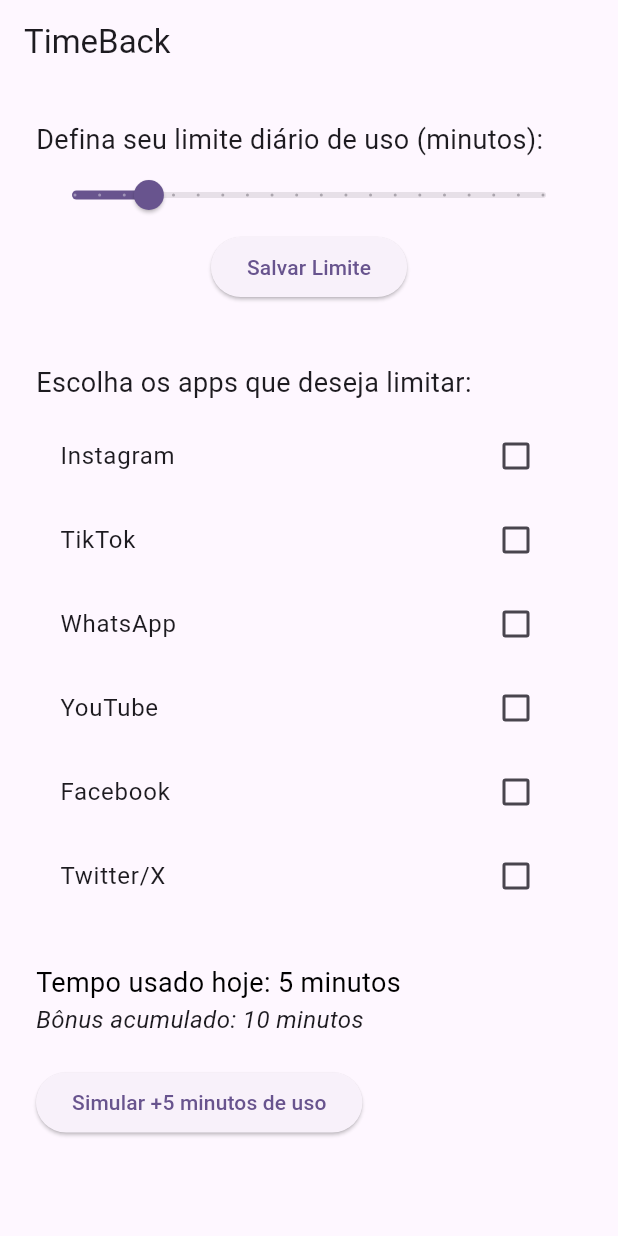
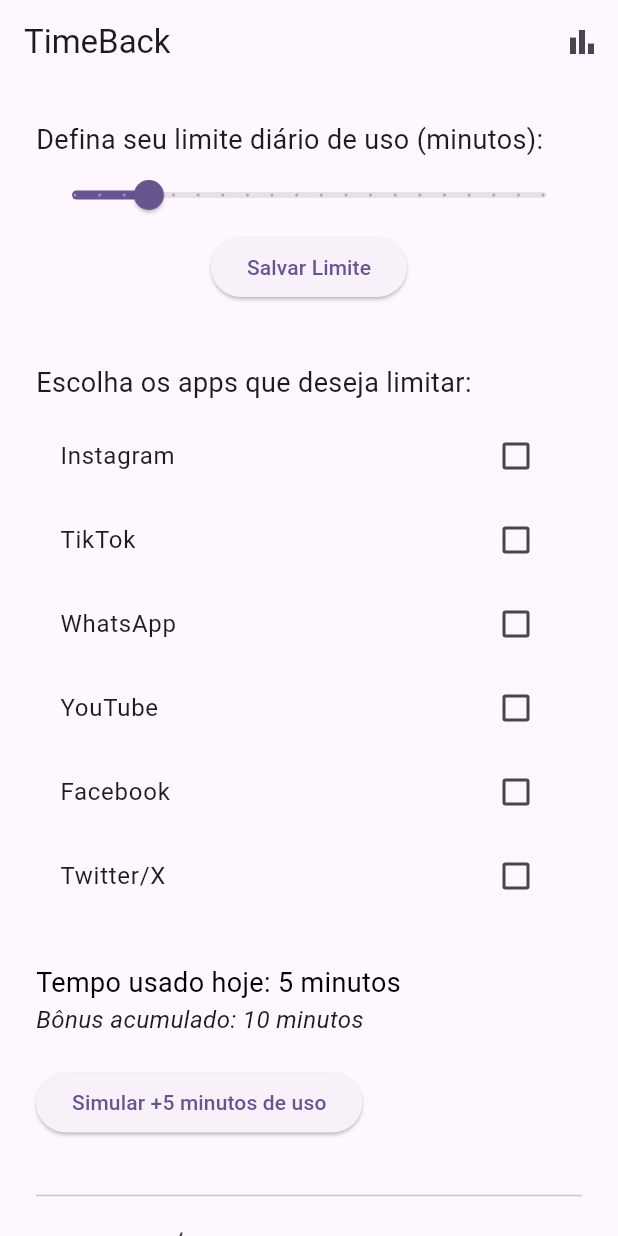
Before and after one commit to renatoprovi/timebackapp, a Flutter app: the screen it shows after launch, after a tap on "Modo Pago (pague para continuar)", after a tap on "Continuar", after a tap on "Simular +5 minutos de uso", on a phone screen of 412 x 824 dp. Run offline on Flutter 3.47's test engine with Material 3 defaults, Android fonts, the phone set to English and light mode, and no system bars; our stand-ins replace shared_preferences.

Commit message:
adicionar simulação

```diff
--- a/lib/screens/home_screen.dart
+++ b/lib/screens/home_screen.dart
@@ -2,6 +2,9 @@
 import 'package:shared_preferences/shared_preferences.dart';
 import '../models/modo_bloqueio.dart';
 import 'penalty_screen.dart';
+import '../utils/historico_storage.dart';
+import 'historico_screen.dart';
+import 'simulador_screen.dart'; // << NOVO
 
 class HomeScreen extends StatefulWidget {
   const HomeScreen({super.key});
@@ -13,7 +16,7 @@
 class _HomeScreenState extends State<HomeScreen> {
   int dailyLimit = 60;
   int usedMinutes = 0;
-  int bonusMinutes = 0; // bônus acumulado
+  int bonusMinutes = 0;
   bool isLoading = true;
 
   final List<String> popularApps = [
@@ -70,6 +73,7 @@
       usedMinutes += 5;
     });
     _saveUsedMinutes();
+    HistoricoStorage.salvarUsoHoje(usedMinutes);
   }
 
   Future<String?> _getModoBloqueio() async {
@@ -77,7 +81,6 @@
     return prefs.getString('modoBloqueio');
   }
 
-  // Verifica se o dia mudou para resetar uso e aplicar bônus
   Future<void> _checkDailyReset() async {
     final prefs = await SharedPreferences.getInstance();
     final lastDateString = prefs.getString('lastUsageDate');
@@ -85,14 +88,12 @@
     final todayString = '${now.year}-${now.month}-${now.day}';
 
     if (lastDateString != todayString) {
-      // Se ontem não ultrapassou o limite, dá bônus de 10 minutos
       final yesterdayExceeded = prefs.getBool('yesterdayExceeded') ?? false;
       if (!yesterdayExceeded) {
         bonusMinutes += 10;
         await _saveBonusMinutes();
       }
       await prefs.setBool('yesterdayExceeded', usedMinutes >= dailyLimit);
-      // Reseta usado para 0 no novo dia
       usedMinutes = 0;
       await _saveUsedMinutes();
       await prefs.setString('lastUsageDate', todayString);
@@ -124,7 +125,6 @@
                   int extraTime = 30;
                   int currentLimit = prefs.getInt('dailyLimit') ?? 60;
                   await prefs.setInt('dailyLimit', currentLimit + extraTime);
-                  // Após pagar, também zera o uso e bônus
                   usedMinutes = 0;
                   bonusMinutes = 0;
                   await _saveUsedMinutes();
@@ -134,14 +134,11 @@
             ),
           );
         } else {
-          // Modo Força de Vontade: bloqueia sem alternativa
           showDialog(
             context: context,
             builder: (_) => AlertDialog(
               title: const Text('Limite Excedido'),
-              content: const Text(
-                'Você excedeu seu tempo diário.\nVolte amanhã!',
-              ),
+              content: const Text('Você excedeu seu tempo diário.\nVolte amanhã!'),
               actions: [
                 TextButton(
                   onPressed: () => Navigator.of(context).pop(),
@@ -157,6 +154,17 @@
     return Scaffold(
       appBar: AppBar(
         title: const Text('TimeBack'),
+        actions: [
+          IconButton(
+            icon: const Icon(Icons.bar_chart),
+            tooltip: 'Histórico',
+            onPressed: () {
+              Navigator.of(context).push(
+                MaterialPageRoute(builder: (_) => const HistoricoScreen()),
+              );
+            },
+          ),
+        ],
       ),
       body: SingleChildScrollView(
         padding: const EdgeInsets.all(24.0),
@@ -185,8 +193,7 @@
                   await _saveDailyLimit();
                   ScaffoldMessenger.of(context).showSnackBar(
                     SnackBar(
-                      content:
-                          Text('Limite diário salvo: $dailyLimit minutos'),
+                      content: Text('Limite diário salvo: $dailyLimit minutos'),
                     ),
                   );
                 },
@@ -233,6 +240,21 @@
               onPressed: _incrementUsedMinutes,
               child: const Text('Simular +5 minutos de uso'),
             ),
+            const SizedBox(height: 30),
+            Divider(),
+            Center(
+              child: TextButton(
+                onPressed: () {
+                  Navigator.of(context).push(
+                    MaterialPageRoute(builder: (_) => const SimuladorScreen()),
+                  );
+                },
+                child: const Text(
+                  '🔬 Acessar Simulador de TCC',
+                  style: TextStyle(decoration: TextDecoration.underline),
+                ),
+              ),
+            ),
           ],
         ),
       ),
--- /dev/null
+++ b/lib/utils/historico_storage.dart
@@ -0,0 +1,36 @@
+// lib/utils/historico_storage.dart
+import 'package:shared_preferences/shared_preferences.dart';
+import 'dart:convert';
+
+class HistoricoStorage {
+  static const _key = 'historico_uso';
+
+  static Future<Map<String, int>> carregarHistorico() async {
+    final prefs = await SharedPreferences.getInstance();
+    final jsonString = prefs.getString(_key);
+    if (jsonString == null) return {};
+    final Map<String, dynamic> decoded = json.decode(jsonString);
+    return decoded.map((k, v) => MapEntry(k, v as int));
+  }
+
+  static Future<void> salvarUsoHoje(int minutos) async {
+    final prefs = await SharedPreferences.getInstance();
+    final historico = await carregarHistorico();
+
+    final hoje = _dataHojeString();
+    historico[hoje] = minutos;
+
+    // Limita a 7 dias
+    final diasOrdenados = historico.keys.toList()
+      ..sort((a, b) => b.compareTo(a));
+    final ultimos7 = Map.fromEntries(
+        diasOrdenados.take(7).map((d) => MapEntry(d, historico[d]!)));
+
+    await prefs.setString(_key, json.encode(ultimos7));
+  }
+
+  static String _dataHojeString() {
+    final agora = DateTime.now();
+    return '${agora.year}-${agora.month.toString().padLeft(2, '0')}-${agora.day.toString().padLeft(2, '0')}';
+  }
+}
```
Also changed, not shown: lib/screens/historico_screen.dart (added, +58 -0 lines), lib/screens/simulador_screen.dart (added, +101 -0 lines), 2 other files.
